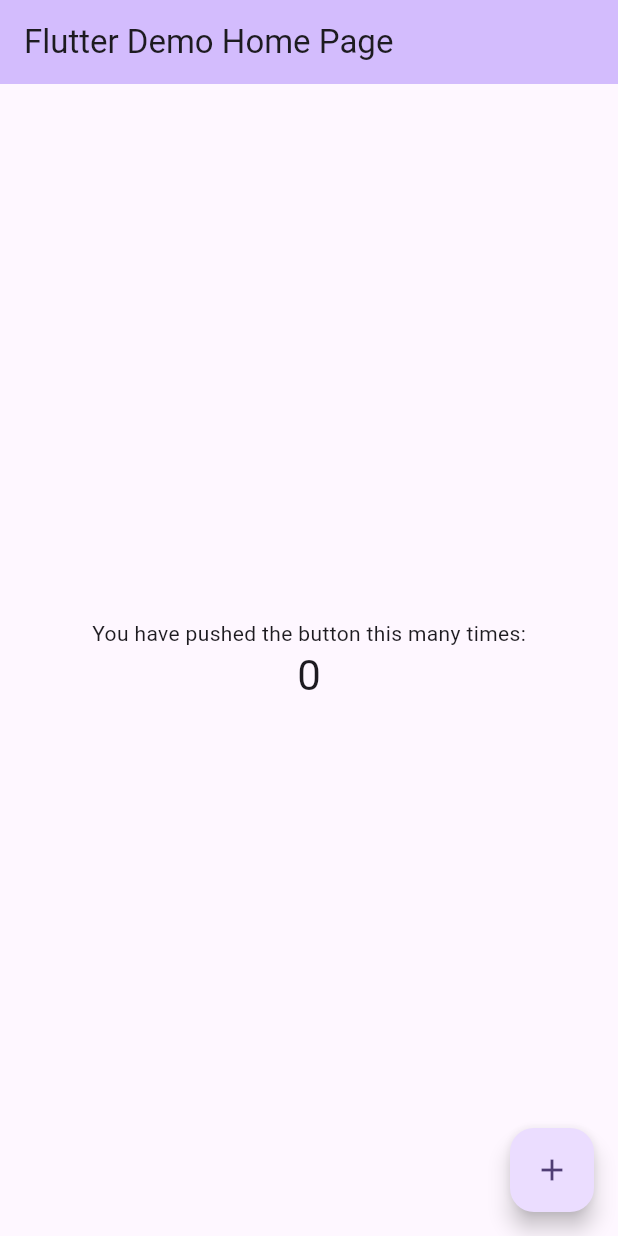
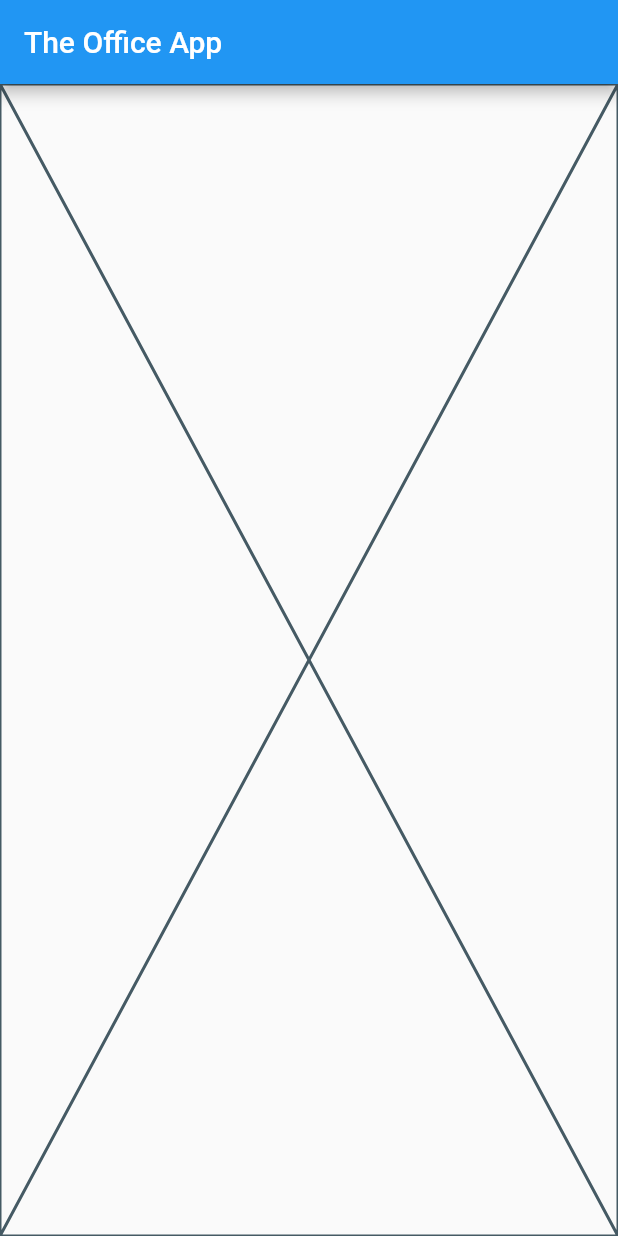
Before and after one commit to brunomarcosluz/the_office_app, a Flutter app: the screen it shows after launch, on a phone screen of 412 x 824 dp. Run offline on Flutter 3.47's test engine with Material 2 defaults, Android fonts, the phone set to English and light mode, and no system bars.

Commit message:
Setup the enviroment for the app

```diff
--- a/the_office_app/lib/main.dart
+++ b/the_office_app/lib/main.dart
@@ -1,125 +1,29 @@
 import 'package:flutter/material.dart';
 
+/*
+  Essa aplicação deve conter:
+    -> Uma lista Netflix Style com as fotos dos personagens
+    -> Ao clicar em uma imgagem é exibida uma animação na qual o usuário é redirecionado para a tela com os detalhes do personagem
+    -> Uma tela de onde assistir a série e quais os Streamins onde o show está disponível
+*/
+
 void main() {
-  runApp(const MyApp());
+  runApp(const TheOfficeApp());
 }
 
-class MyApp extends StatelessWidget {
-  const MyApp({super.key});
+class TheOfficeApp extends StatelessWidget {
+  const TheOfficeApp({super.key});
 
-  // This widget is the root of your application.
   @override
   Widget build(BuildContext context) {
     return MaterialApp(
-      title: 'Flutter Demo',
-      theme: ThemeData(
-        // This is the theme of your application.
-        //
-        // TRY THIS: Try running your application with "flutter run". You'll see
-        // the application has a blue toolbar. Then, without quitting the app,
-        // try changing the seedColor in the colorScheme below to Colors.green
-        // and then invoke "hot reload" (save your changes or press the "hot
-        // reload" button in a Flutter-supported IDE, or press "r" if you used
-        // the command line to start the app).
-        //
-        // Notice that the counter didn't reset back to zero; the application
-        // state is not lost during the reload. To reset the state, use hot
-        // restart instead.
-        //
-        // This works for code too, not just values: Most code changes can be
-        // tested with just a hot reload.
-        colorScheme: ColorScheme.fromSeed(seedColor: Colors.deepPurple),
-        useMaterial3: true,
+      debugShowCheckedModeBanner: false,
+      home: Scaffold(
+        appBar: AppBar(
+          title: const Text('The Office App'),
+        ),
+        body: Placeholder(),
       ),
-      home: const MyHomePage(title: 'Flutter Demo Home Page'),
     );
   }
 }
-
-class MyHomePage extends StatefulWidget {
-  const MyHomePage({super.key, required this.title});
-
-  // This widget is the home page of your application. It is stateful, meaning
-  // that it has a State object (defined below) that contains fields that affect
-  // how it looks.
-
-  // This class is the configuration for the state. It holds the values (in this
-  // case the title) provided by the parent (in this case the App widget) and
-  // used by the build method of the State. Fields in a Widget subclass are
-  // always marked "final".
-
-  final String title;
-
-  @override
-  State<MyHomePage> createState() => _MyHomePageState();
-}
-
-class _MyHomePageState extends State<MyHomePage> {
-  int _counter = 0;
-
-  void _incrementCounter() {
-    setState(() {
-      // This call to setState tells the Flutter framework that something has
-      // changed in this State, which causes it to rerun the build method below
-      // so that the display can reflect the updated values. If we changed
-      // _counter without calling setState(), then the build method would not be
-      // called again, and so nothing would appear to happen.
-      _counter++;
-    });
-  }
-
-  @override
-  Widget build(BuildContext context) {
-    // This method is rerun every time setState is called, for instance as done
-    // by the _incrementCounter method above.
-    //
-    // The Flutter framework has been optimized to make rerunning build methods
-    // fast, so that you can just rebuild anything that needs updating rather
-    // than having to individually change instances of widgets.
-    return Scaffold(
-      appBar: AppBar(
-        // TRY THIS: Try changing the color here to a specific color (to
-        // Colors.amber, perhaps?) and trigger a hot reload to see the AppBar
-        // change color while the other colors stay the same.
-        backgroundColor: Theme.of(context).colorScheme.inversePrimary,
-        // Here we take the value from the MyHomePage object that was created by
-        // the App.build method, and use it to set our appbar title.
-        title: Text(widget.title),
-      ),
-      body: Center(
-        // Center is a layout widget. It takes a single child and positions it
-        // in the middle of the parent.
-        child: Column(
-          // Column is also a layout widget. It takes a list of children and
-          // arranges them vertically. By default, it sizes itself to fit its
-          // children horizontally, and tries to be as tall as its parent.
-          //
-          // Column has various properties to control how it sizes itself and
-          // how it positions its children. Here we use mainAxisAlignment to
-          // center the children vertically; the main axis here is the vertical
-          // axis because Columns are vertical (the cross axis would be
-          // horizontal).
-          //
-          // TRY THIS: Invoke "debug painting" (choose the "Toggle Debug Paint"
-          // action in the IDE, or press "p" in the console), to see the
-          // wireframe for each widget.
-          mainAxisAlignment: MainAxisAlignment.center,
-          children: <Widget>[
-            const Text(
-              'You have pushed the button this many times:',
-            ),
-            Text(
-              '$_counter',
-              style: Theme.of(context).textTheme.headlineMedium,
-            ),
-          ],
-        ),
-      ),
-      floatingActionButton: FloatingActionButton(
-        onPressed: _incrementCounter,
-        tooltip: 'Increment',
-        child: const Icon(Icons.add),
-      ), // This trailing comma makes auto-formatting nicer for build methods.
-    );
-  }
-}
```
Also changed, not shown: 1 other file.
